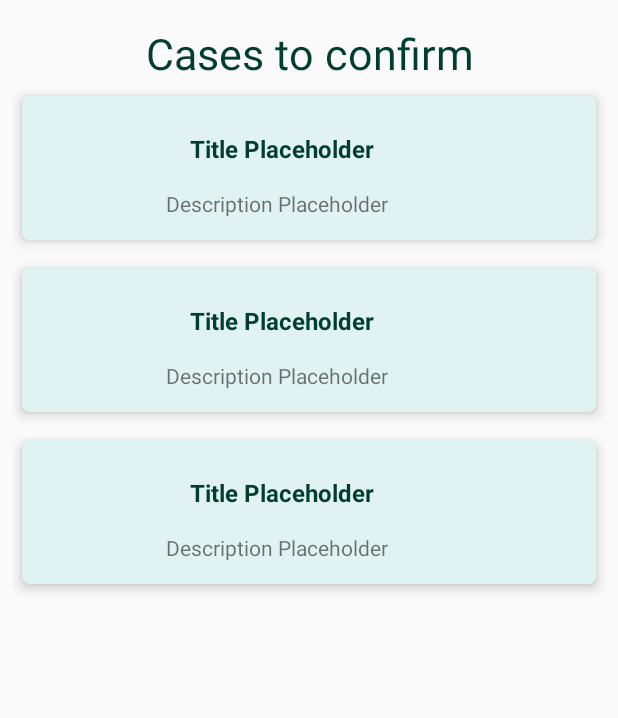
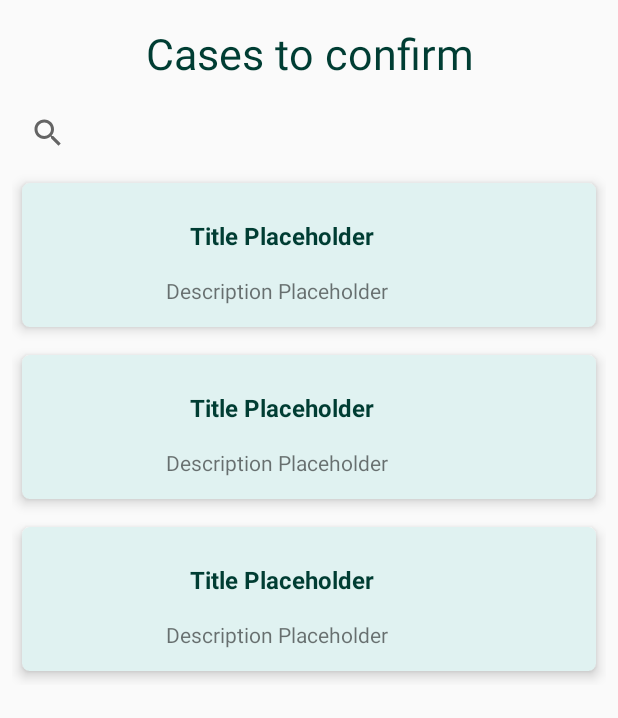
Before and after one commit to poischen/powerrangers, an Android app: the layout fr_confirmercases.xml on its own in the app's theme, with its tools: preview values and no code run, on a phone screen of 412 x 824 dp. Shown: the top 718 px of the screen. Run offline under Robolectric (Android 15) with nearby library versions, the phone set to English and light mode, and no system bars.

Commit message:
keine cases in user

```diff
--- a/Android/app/src/main/java/msp/powerrangers/ui/ActivityReportCase.java
+++ b/Android/app/src/main/java/msp/powerrangers/ui/ActivityReportCase.java
@@ -176,11 +176,6 @@ public class ActivityReportCase extends AppCompatActivity {
                 Detective detective = new Detective(us, caseId);
                 us.addCaseIDtoList(caseId);
 
-
-                dbRefUsers.child(us.getId()).child("cases").setValue(0);
-
-                dbRefUsers.child(us.getId()).child("cases").push().child("caseId").setValue(c.getId());
-
                 Toast.makeText(getApplicationContext(), R.string.reportCaseSuccess, Toast.LENGTH_LONG).show();
 
                 finish();
--- a/Android/app/src/main/res/layout/fr_confirmercases.xml
+++ b/Android/app/src/main/res/layout/fr_confirmercases.xml
@@ -23,7 +23,7 @@
             android:textColor="@color/colorPrimaryDark"
             android:gravity="center"
             android:text="@string/titleConfirmerCases" />
-        <!--
+
            <SearchView
                android:id="@+id/searchView"
                android:layout_width="wrap_content"
@@ -35,13 +35,13 @@
                android:visibility="visible"
                app:defaultQueryHint="@string/searchView" />
 
-                -->
+
 
            <!-- Recycler View -->
         <android.support.v7.widget.RecyclerView
             android:id="@+id/recyclerViewCC"
             android:name="msp.powerrangers.ui.FragmentConfirmerCases"
-            android:layout_below="@+id/titleConfirmerCases"
+            android:layout_below="@+id/searchView"
             android:layout_width="match_parent"
             android:layout_height="match_parent"
             app:layoutManager="LinearLayoutManager"
```
